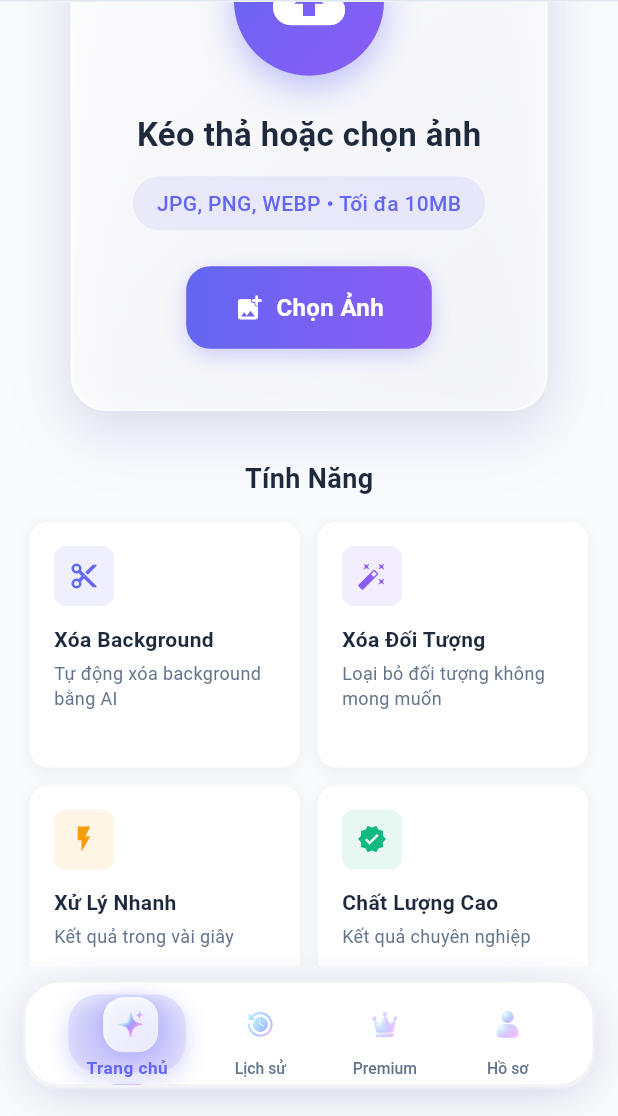
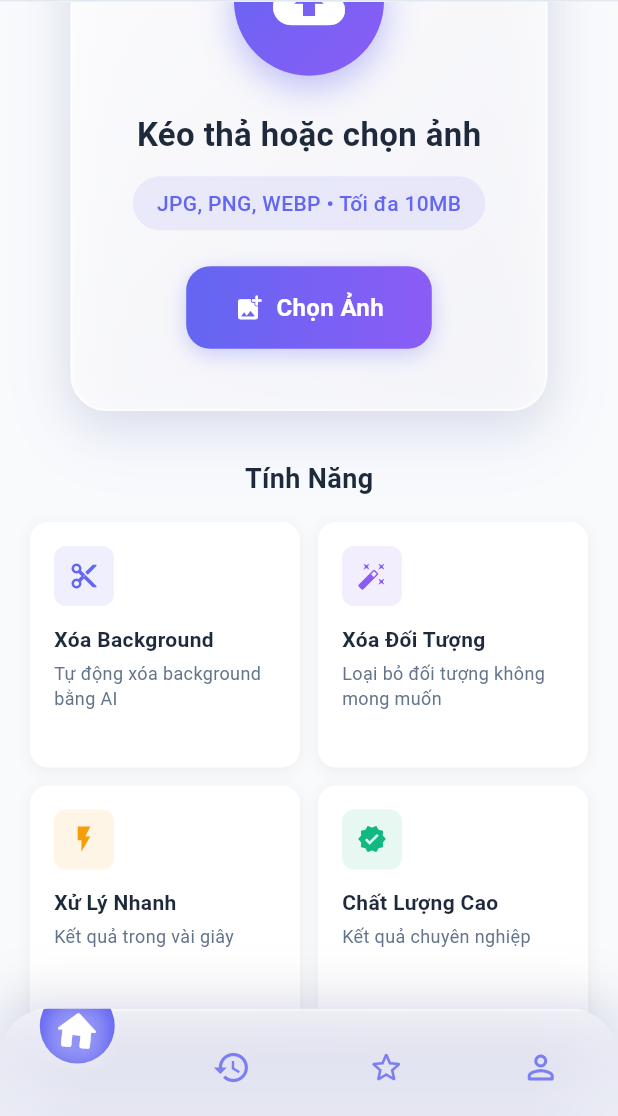
Before and after one commit to danhtrinhdevelopermay/MagicBSA-Mobile, a Flutter app: the screen it shows after launch, scrolled down 576 dp, on a phone screen of 412 x 824 dp, the part 120-1236 px from its top. Run offline on Flutter 3.47's test engine with Material 3 defaults, Android fonts, the phone set to English and light mode, and no system bars; drawn by our look-alikes of curved_navigation_bar; our stand-ins replace audioplayers, dio, flutter_spinkit, image_picker, share_plus, shared_preferences; missing offline and left inert: onesignal_flutter.

Commit message:
Implement a modern curved bottom navigation bar for improved user experience
Integrates the curved_navigation_bar package and refactors the bottom navigation implementation.

Replit-Commit-Author: Agent
Replit-Commit-Session-Id: 51f88427-380f-4b15-b44b-47fac523d8cd
Replit-Commit-Checkpoint-Type: full_checkpoint
Replit-Commit-Screenshot-Url: https://storage.googleapis.com/screenshot-production-us-central1/d2afb501-89f8-4a49-b44c-7ff357597307/51f88427-380f-4b15-b44b-47fac523d8cd/skkHMvm

```diff
--- a/ai_image_editor_flutter/lib/screens/main_screen.dart
+++ b/ai_image_editor_flutter/lib/screens/main_screen.dart
@@ -1,6 +1,8 @@
 import 'package:flutter/material.dart';
 import 'package:flutter/services.dart';
 import 'package:provider/provider.dart';
+import 'dart:ui';
+import 'package:curved_navigation_bar/curved_navigation_bar.dart';
 import '../providers/image_provider.dart';
 import '../widgets/image_upload_widget.dart';
 import '../widgets/enhanced_editor_widget.dart';
@@ -80,12 +82,6 @@ class _MainScreenState extends State<MainScreen> {
                 ],
               ),
 
-              // Bottom Navigation
-              Align(
-                alignment: Alignment.bottomCenter,
-                child: _buildBottomNavigation(),
-              ),
-
               // Full-screen loading overlay
               if (provider.state == ProcessingState.processing)
                 Positioned.fill(
@@ -96,6 +92,7 @@ class _MainScreenState extends State<MainScreen> {
                 ),
             ],
           ),
+          bottomNavigationBar: _buildModernBottomNavigation(),
         );
       },
     );
@@ -117,8 +114,8 @@ class _MainScreenState extends State<MainScreen> {
                 child: _buildMainContent(context, provider),
               ),
 
-              // Bottom padding for navigation
-              const SizedBox(height: 100),
+              // Bottom padding for curved navigation
+              const SizedBox(height: 20),
             ],
           ),
         );
@@ -257,244 +254,118 @@ class _MainScreenState extends State<MainScreen> {
     }
   }
 
-  Widget _buildBottomNavigation() {
+  Widget _buildModernBottomNavigation() {
     return Container(
-      margin: const EdgeInsets.fromLTRB(16, 0, 16, 20),
       decoration: BoxDecoration(
-        gradient: LinearGradient(
-          colors: [
-            Colors.white,
-            Colors.white.withOpacity(0.95),
-          ],
-          begin: Alignment.topCenter,
-          end: Alignment.bottomCenter,
-        ),
-        borderRadius: BorderRadius.circular(24),
-        border: Border.all(
-          color: Colors.black.withOpacity(0.05),
-          width: 1,
-        ),
         boxShadow: [
           BoxShadow(
-            color: const Color(0xFF000000).withOpacity(0.1),
-            blurRadius: 30,
-            offset: const Offset(0, 8),
-            spreadRadius: -5,
+            color: Colors.black.withOpacity(0.08),
+            blurRadius: 32,
+            offset: const Offset(0, -8),
+            spreadRadius: 0,
           ),
           BoxShadow(
-            color: const Color(0xFF6366f1).withOpacity(0.15),
-            blurRadius: 20,
-            offset: const Offset(0, 4),
+            color: const Color(0xFF6366f1).withOpacity(0.12),
+            blurRadius: 24,
+            offset: const Offset(0, -4),
             spreadRadius: -2,
-          ),
-          BoxShadow(
-            color: Colors.white.withOpacity(0.8),
-            blurRadius: 1,
-            offset: const Offset(0, 1),
           ),
         ],
       ),
       child: ClipRRect(
-        borderRadius: BorderRadius.circular(24),
+        borderRadius: const BorderRadius.vertical(top: Radius.circular(32)),
+        child: BackdropFilter(
+          filter: ImageFilter.blur(sigmaX: 20, sigmaY: 20),
           child: Container(
-          height: 68,
-          padding: const EdgeInsets.symmetric(horizontal: 8, vertical: 8),
-          child: Row(
-            mainAxisAlignment: MainAxisAlignment.spaceEvenly,
-            children: [
-              _buildNavItem(
-                iconPath: 'assets/icons/home_icon.png',
-                label: 'Trang chủ',
-                isActive: _currentIndex == 0,
-                onTap: () => _onTabTapped(0),
+            decoration: BoxDecoration(
+              gradient: LinearGradient(
+                begin: Alignment.topCenter,
+                end: Alignment.bottomCenter,
+                colors: [
+                  Colors.white.withOpacity(0.3),
+                  Colors.white.withOpacity(0.2),
+                  Colors.white.withOpacity(0.15),
+                ],
+                stops: const [0.0, 0.5, 1.0],
               ),
-              _buildNavItem(
-                iconPath: 'assets/icons/history_icon.png',
-                label: 'Lịch sử',
-                isActive: _currentIndex == 1,
-                onTap: () => _onTabTapped(1),
+              border: Border(
+                top: BorderSide(
+                  color: Colors.white.withOpacity(0.4),
+                  width: 1.5,
                 ),
-              _buildNavItem(
-                iconPath: 'assets/icons/premium_icon.png',
-                label: 'Premium',
-                isActive: _currentIndex == 2,
-                onTap: () => _onTabTapped(2),
               ),
-              _buildNavItem(
-                iconPath: 'assets/icons/profile_icon.png',
-                label: 'Hồ sơ',
-                isActive: _currentIndex == 3,
-                onTap: () => _onTabTapped(3),
             ),
+            child: CurvedNavigationBar(
+              index: _currentIndex,
+              height: 70,
+              items: [
+                _buildNavIcon(Icons.home_rounded, Icons.home_outlined, 0),
+                _buildNavIcon(Icons.history_rounded, Icons.history_outlined, 1),
+                _buildNavIcon(Icons.star_rounded, Icons.star_border_rounded, 2),
+                _buildNavIcon(Icons.person_rounded, Icons.person_outline_rounded, 3),
               ],
+              color: Colors.transparent,
+              buttonBackgroundColor: const Color(0xFF6366f1),
+              backgroundColor: Colors.transparent,
+              animationCurve: Curves.easeInOutCubic,
+              animationDuration: const Duration(milliseconds: 700),
+              letIndexChange: (index) => true,
+              onTap: _onTabTapped,
+            ),
           ),
         ),
       ),
     );
   }
 
-  Widget _buildNavItem({
-    required String iconPath,
-    required String label,
-    required bool isActive,
-    required VoidCallback onTap,
-  }) {
-    return GestureDetector(
-      onTap: onTap,
-      behavior: HitTestBehavior.opaque,
-      child: AnimatedContainer(
+  Widget _buildNavIcon(IconData activeIcon, IconData inactiveIcon, int index) {
+    final isActive = _currentIndex == index;
+    return AnimatedContainer(
       duration: const Duration(milliseconds: 300),
-        curve: Curves.easeInOutCubic,
-        padding: const EdgeInsets.symmetric(vertical: 4, horizontal: 12),
-        decoration: BoxDecoration(
-          gradient: isActive
-              ? LinearGradient(
-                  colors: [
-                    const Color(0xFF6366f1).withOpacity(0.15),
-                    const Color(0xFF8b5cf6).withOpacity(0.1),
-                  ],
-                  begin: Alignment.topCenter,
-                  end: Alignment.bottomCenter,
-                )
-              : null,
-          borderRadius: BorderRadius.circular(20),
-          boxShadow: isActive
-              ? [
-                  BoxShadow(
-                    color: const Color(0xFF6366f1).withOpacity(0.25),
-                    blurRadius: 12,
-                    offset: const Offset(0, 4),
-                    spreadRadius: 0,
-                  ),
-                ]
-              : null,
-        ),
-        child: Column(
-          mainAxisSize: MainAxisSize.min,
-          children: [
-            // Icon Container with enhanced animations
-            AnimatedContainer(
+      curve: Curves.easeInOutBack,
+      transform: Matrix4.identity()
+        ..scale(isActive ? 1.1 : 1.0)
+        ..rotateZ(isActive ? 0.1 : 0.0),
+      child: AnimatedSwitcher(
         duration: const Duration(milliseconds: 400),
-              curve: Curves.elasticOut,
-              transform: Matrix4.identity()
-                ..scale(isActive ? 1.15 : 1.0)
-                ..translate(0.0, isActive ? -2.0 : 0.0),
-              child: AnimatedSwitcher(
-                duration: const Duration(milliseconds: 300),
-                switchInCurve: Curves.easeInOutBack,
-                switchOutCurve: Curves.easeInOutBack,
+        switchInCurve: Curves.elasticOut,
+        switchOutCurve: Curves.easeInBack,
         transitionBuilder: (child, animation) {
-                  return ScaleTransition(
+          return FadeTransition(
+            opacity: animation,
+            child: ScaleTransition(
               scale: animation,
-                    child: SlideTransition(
-                      position: Tween<Offset>(
-                        begin: const Offset(0, 0.3),
-                        end: Offset.zero,
-                      ).animate(animation),
               child: child,
             ),
           );
         },
         child: Container(
-                  key: ValueKey(isActive),
-                  width: 32,
-                  height: 32,
-                  padding: const EdgeInsets.all(4),
-                  decoration: BoxDecoration(
-                    gradient: isActive
-                        ? LinearGradient(
-                            colors: [
-                              Colors.white.withOpacity(0.9),
-                              Colors.white.withOpacity(0.7),
+          key: ValueKey('$index-$isActive'),
+          padding: const EdgeInsets.all(2),
+          decoration: isActive
+              ? BoxDecoration(
+                  borderRadius: BorderRadius.circular(12),
+                  boxShadow: [
+                    BoxShadow(
+                      color: Colors.white.withOpacity(0.3),
+                      blurRadius: 8,
+                      offset: const Offset(0, 2),
+                      spreadRadius: 1,
+                    ),
                   ],
-                            begin: Alignment.topLeft,
-                            end: Alignment.bottomRight,
                 )
               : null,
-                    borderRadius: BorderRadius.circular(12),
-                    boxShadow: isActive
-                        ? [
-                            BoxShadow(
-                              color: const Color(0xFF6366f1).withOpacity(0.3),
-                              blurRadius: 8,
-                              offset: const Offset(0, 2),
+          child: Icon(
+            isActive ? activeIcon : inactiveIcon,
+            size: isActive ? 30 : 26,
+            color: isActive
+                ? Colors.white
+                : const Color(0xFF6366f1).withOpacity(0.8),
           ),
-                          ]
-                        : null,
-                  ),
-                  child: AnimatedOpacity(
-                    duration: const Duration(milliseconds: 200),
-                    opacity: isActive ? 1.0 : 0.6,
-                    child: Image.asset(
-                      iconPath,
-                      width: 24,
-                      height: 24,
-                      fit: BoxFit.contain,
-                    ),
-                  ),
-                ),
-              ),
-            ),
-
-            // Label with improved typography
-            const SizedBox(height: 6),
-            AnimatedDefaultTextStyle(
-              duration: const Duration(milliseconds: 300),
-              curve: Curves.easeInOut,
-              style: TextStyle(
-                fontSize: isActive ? 11.5 : 10.5,
-                fontWeight: isActive ? FontWeight.w700 : FontWeight.w500,
-                color: isActive ? const Color(0xFF6366f1) : const Color(0xFF64748b),
-                letterSpacing: isActive ? 0.3 : 0,
-                height: 1.2,
-              ),
-              child: AnimatedSlide(
-                duration: const Duration(milliseconds: 300),
-                curve: Curves.elasticOut,
-                offset: isActive ? Offset.zero : const Offset(0, 0.1),
-                child: Text(
-                  label,
-                  textAlign: TextAlign.center,
-                  maxLines: 1,
-                  overflow: TextOverflow.ellipsis,
-                ),
-              ),
-            ),
-
-            // Enhanced indicator with gradient
-            AnimatedContainer(
-              duration: const Duration(milliseconds: 400),
-              curve: Curves.elasticOut,
-              margin: const EdgeInsets.only(top: 4),
-              height: isActive ? 2.5 : 0,
-              width: isActive ? 20 : 0,
-              decoration: BoxDecoration(
-                gradient: isActive
-                    ? const LinearGradient(
-                        colors: [
-                          Color(0xFF6366f1),
-                          Color(0xFF8b5cf6),
-                          Color(0xFFd946ef),
-                        ],
-                        begin: Alignment.centerLeft,
-                        end: Alignment.centerRight,
-                      )
-                    : null,
-                borderRadius: BorderRadius.circular(2),
-                boxShadow: isActive
-                    ? [
-                        BoxShadow(
-                          color: const Color(0xFF6366f1).withOpacity(0.4),
-                          blurRadius: 4,
-                          offset: const Offset(0, 1),
-                        ),
-                      ]
-                    : null,
-              ),
-            ),
-          ],
         ),
       ),
     );
   }
+
+
 }
--- a/ai_image_editor_flutter/pubspec.yaml
+++ b/ai_image_editor_flutter/pubspec.yaml
@@ -66,6 +66,7 @@ dependencies:
 
   # Push notifications
   onesignal_flutter: ^5.0.4
+  curved_navigation_bar: ^1.0.6
 
 dev_dependencies:
   flutter_test:
```
Also changed, not shown: ai_image_editor_flutter/pubspec.lock, 1 other file. Lines whose indentation alone changed are shown as unchanged.
